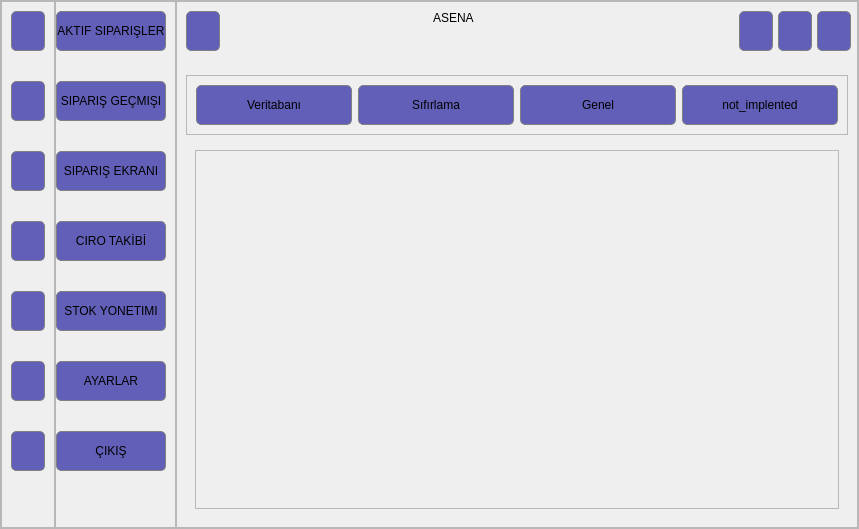
First picture: the form in ui/main_window.ui, repository dotPEEKs/asena, before the edit.
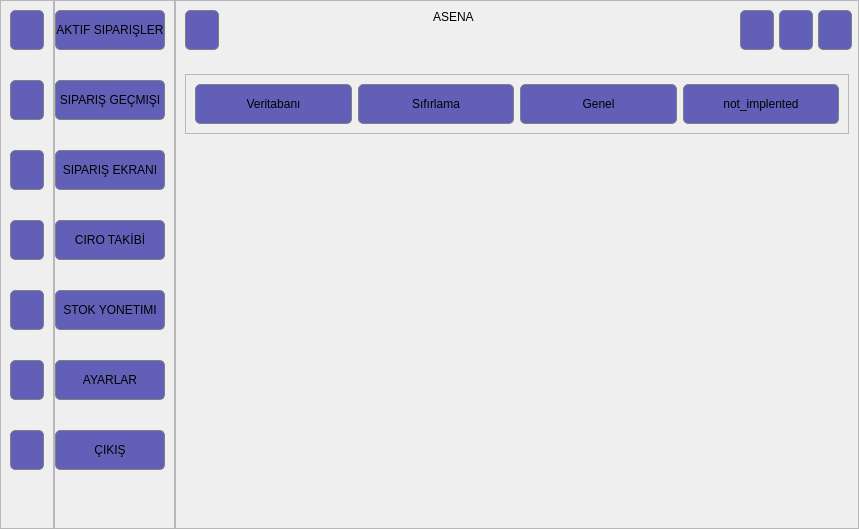
Second picture: the form after the edit. Icons and pictures are not drawn.

```diff
--- a/ui/main_window.ui
+++ b/ui/main_window.ui
@@ -17,7 +17,9 @@
    <string notr="true">QFrame {
 	background-color: &quot;#1c1c30&quot;;
 }
-
+QFrame#main_container {
+	border-radius: 10px;
+}
 QLabel {
 	font: 700 18pt &quot;Arial&quot;;
 }
@@ -754,18 +756,7 @@
               <item>
                <widget class="QStackedWidget" name="options_tab">
                 <widget class="QWidget" name="db_management_tab">
-                 <layout class="QHBoxLayout" name="horizontalLayout_10">
-                  <item>
-                   <widget class="QFrame" name="frame">
-                    <property name="frameShape">
-                     <enum>QFrame::Shape::StyledPanel</enum>
-                    </property>
-                    <property name="frameShadow">
-                     <enum>QFrame::Shadow::Raised</enum>
-                    </property>
-                   </widget>
-                  </item>
-                 </layout>
+                 <layout class="QHBoxLayout" name="horizontalLayout_10"/>
                 </widget>
                 <widget class="QWidget" name="reset_tab"/>
                </widget>
```
Left out of the diff: 4 changed lines with no effect on the pictures.
